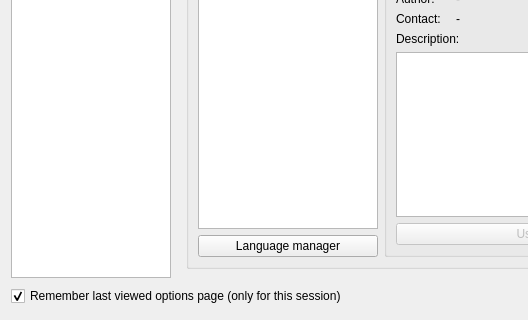
This is ui/options.ui in ckorn/xvst as Qt 5 draws it before an edit; both pictures show x 0 to 528 and y 126 to 446 of the 777 by 446 pixel window. The edited form follows.
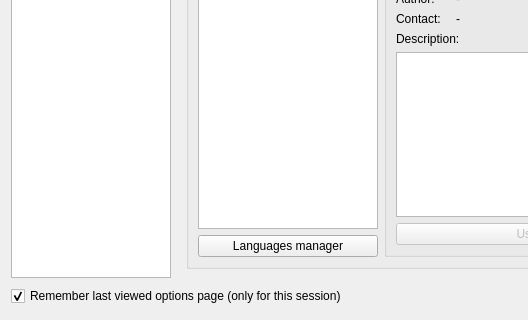
This is the edited form. Icons and pictures are not drawn.

Commit message: - Added errors detection for languages manager

The edit to the form file:
```diff
--- a/ui/options.ui
+++ b/ui/options.ui
@@ -463,7 +463,7 @@
           <item row="2" column="0">
            <widget class="QPushButton" name="btnAddNewLanguages">
             <property name="text">
-             <string>Language manager</string>
+             <string>Languages manager</string>
             </property>
            </widget>
           </item>
```
The commit also changes 5 other files.
